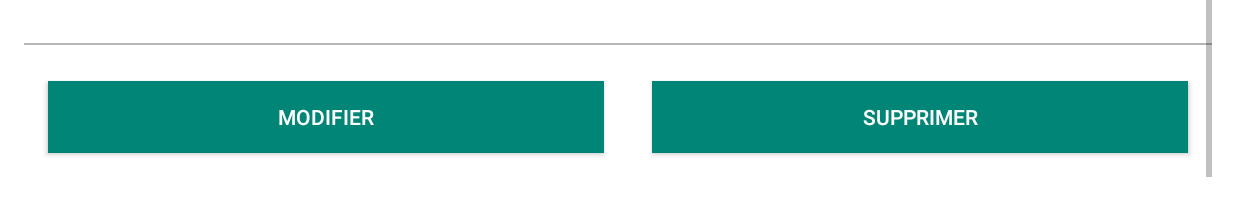
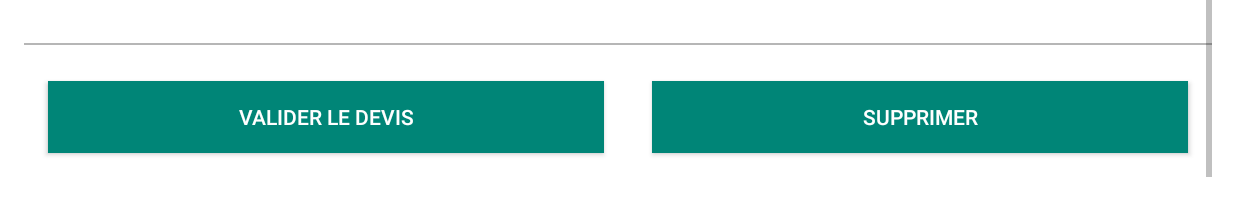
Before and after one commit to MaderaEquipe/AndroidApp, an Android app: the DevisDetails screen opened directly, with no data from a screen before it, scrolled down 47 dp, on a phone screen of 824 x 412 dp (held sideways). Shown: the part 417-615 px from the top of the screen. Run offline under Robolectric (Android 15) with nearby library versions, the phone set to English and light mode, and no system bars.

```diff
--- a/app/src/main/res/layout/activity_devis_details.xml
+++ b/app/src/main/res/layout/activity_devis_details.xml
@@ -205,7 +205,7 @@
                 android:layout_marginBottom="16dp"
                 android:layout_weight="0.35"
                 android:background="#008577"
-                android:text="Modifier"
+                android:text="Valider le devis"
                 android:textColor="#fff" />
 
 
```
